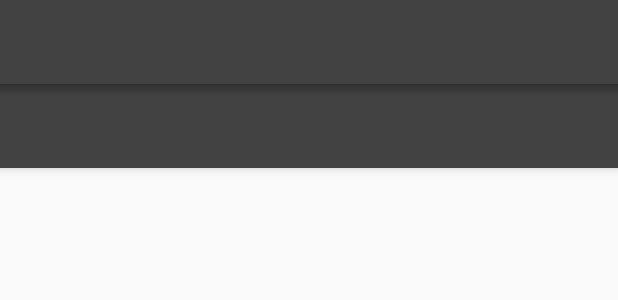
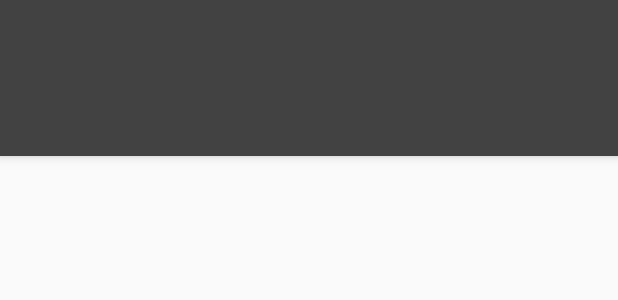
Before and after one commit to gregmturek/u-nd801-p2, an Android app: the layout activity_main_common.xml on its own in the app's theme, with its tools: preview values and no code run, on a phone screen of 412 x 824 dp. Shown: the top 300 px of the screen. Run offline under Robolectric (Android 15) with nearby library versions, the phone set to English and light mode, and no system bars.

Commit message:
Change elevation to AppBar

```diff
--- a/app/src/main/res/layout-v21/activity_main_common.xml
+++ /dev/null
@@ -1,27 +0,0 @@
-<?xml version="1.0" encoding="utf-8"?>
-
-<android.support.design.widget.AppBarLayout xmlns:android="http://schemas.android.com/apk/res/android"
-    xmlns:app="http://schemas.android.com/apk/res-auto"
-    android:id="@+id/appbar"
-    android:layout_width="match_parent"
-    android:layout_height="wrap_content"
-    android:paddingTop="@dimen/appbar_padding_top"
-    android:theme="@style/AppTheme.AppBarOverlay">
-
-    <android.support.v7.widget.Toolbar
-        android:id="@+id/toolbar"
-        android:layout_width="match_parent"
-        android:layout_height="?attr/actionBarSize"
-        android:background="?attr/colorPrimary"
-        app:layout_scrollFlags="scroll|enterAlways"
-        app:popupTheme="@style/AppTheme.PopupOverlay"
-        android:stateListAnimator="@animator/appbar_always_elevated">
-
-    </android.support.v7.widget.Toolbar>
-
-    <android.support.design.widget.TabLayout
-        android:id="@+id/tabs"
-        android:layout_width="match_parent"
-        android:layout_height="wrap_content"/>
-
-</android.support.design.widget.AppBarLayout>
--- a/app/src/main/res/layout/activity_main_common.xml
+++ b/app/src/main/res/layout/activity_main_common.xml
@@ -15,13 +15,14 @@
         android:background="?attr/colorPrimary"
         app:layout_scrollFlags="scroll|enterAlways"
         app:popupTheme="@style/AppTheme.PopupOverlay">
-
     </android.support.v7.widget.Toolbar>
 
     <View
+        android:id="@+id/toolbar_shadow"
         android:layout_width="match_parent"
-        android:layout_height="8dp"
-        android:background="@drawable/dropshadow"/>
+        android:layout_height="@dimen/appbar_elevation"
+        android:background="@drawable/dropshadow"
+        android:visibility="gone"/>
 
     <android.support.design.widget.TabLayout
         android:id="@+id/tabs"
--- a/app/src/main/res/values/dimens.xml
+++ b/app/src/main/res/values/dimens.xml
@@ -9,14 +9,12 @@
     <!--0dp is set programmatically.-->
 
     <dimen name="appbar_padding_top">0dp</dimen>
-
     <dimen name="app_bar_height">0dp</dimen>
+    <dimen name="appbar_elevation">4dp</dimen>
 
     <dimen name="text_margin">16dp</dimen>
 
     <dimen name="card_layout_margin">4dp</dimen>
-    <dimen name="card_cardCornerRadius">2dp</dimen>
-    <dimen name="card_elevation">2dp</dimen>
 
     <dimen name="normal_layout_margin">8dp</dimen>
 
```
Also changed, not shown: app/src/main/java/com/zythem/popularmovies/MainActivity.java (+38 -0 lines), app/src/main/res/animator-v21/appbar_not_elevated.xml (added, +9 -0 lines).
